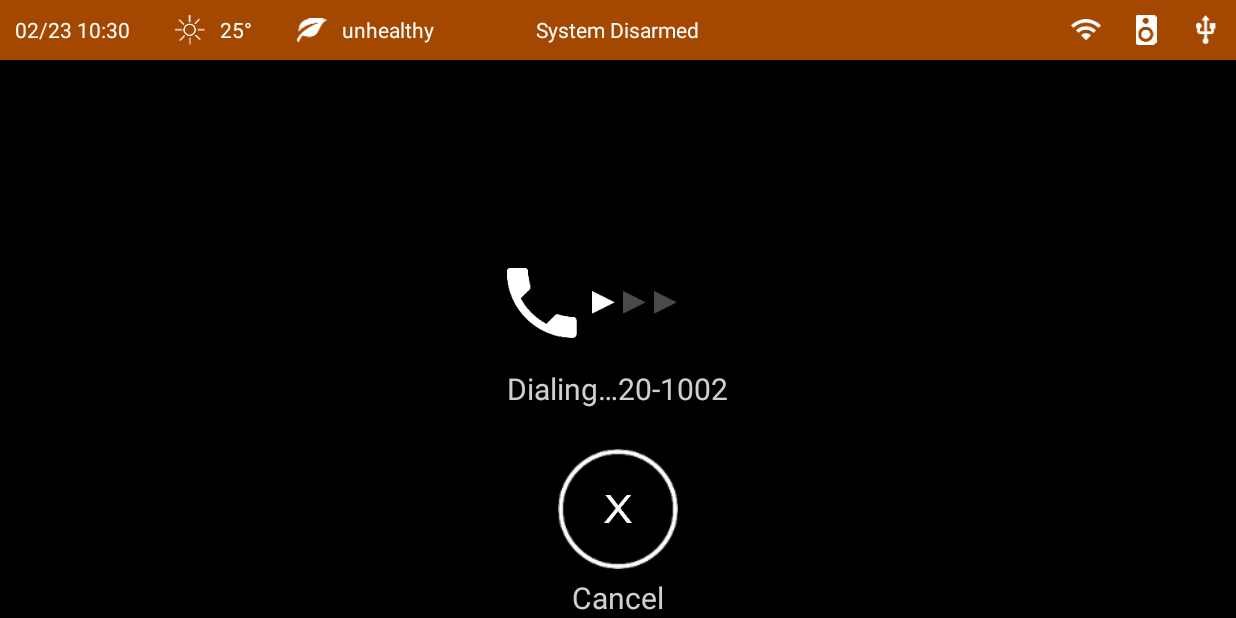
After one commit to sg0993/HomePanel, an Android app: the CallActivity screen opened directly, with no data from a screen before it, on a phone screen of 824 x 412 dp (held sideways). The commit adds this screen. Run offline under Robolectric (Android 15) with nearby library versions, the phone set to English and light mode, and no system bars; our stand-ins replace EventBus.

Commit message:
增加各个一级菜单，二级菜单

```diff
--- a/app/src/main/java/com/honeywell/homepanel/common/CommonData.java
+++ b/app/src/main/java/com/honeywell/homepanel/common/CommonData.java
@@ -32,4 +32,10 @@ public class CommonData {
     public static final  int SCENARIO_WAKEUP = 4;
 
     public static final  String INTENT_KEY_SCENARIO = "cur_scenario";
+
+    public static  final int CALL_OUTGOING_NEIGHBOR = 0;
+    public static  final int call_CONNECTED_AUDIO_NETGHBOR = 1;
+    public static  final int call_CONNECTED_VIDEO_NETGHBOR = 2;
+    public static  final int CALL_LOBBY_INCOMMING = 3;
+    public static  final int CALL_LOBBY_CONNECTED = 4;
 }
--- /dev/null
+++ b/app/src/main/java/com/honeywell/homepanel/ui/activities/CallActivity.java
@@ -0,0 +1,105 @@
+package com.honeywell.homepanel.ui.activities;
+
+import android.os.Bundle;
+import android.support.v4.app.Fragment;
+import android.support.v4.app.FragmentActivity;
+import android.support.v4.app.FragmentManager;
+import android.support.v4.app.FragmentTransaction;
+import android.view.View;
+
+import com.honeywell.homepanel.R;
+import com.honeywell.homepanel.common.CommonData;
+import com.honeywell.homepanel.common.Message.MessageEvent;
+import com.honeywell.homepanel.ui.fragment.CallOutgoingNeighborFragment;
+import com.honeywell.homepanel.ui.uicomponent.TopViewBrusher;
+
+import org.greenrobot.eventbus.EventBus;
+import org.greenrobot.eventbus.Subscribe;
+import org.greenrobot.eventbus.ThreadMode;
+
+import java.util.HashMap;
+import java.util.Map;
+
+/**
+ * Created by H135901 on 1/24/2017.
+ */
+
+public  class CallActivity extends FragmentActivity implements View.OnClickListener{
+
+    private TopViewBrusher mTopViewBrusher = new TopViewBrusher();
+    private Map<Integer,Fragment> mFragments = new HashMap<Integer, Fragment>();
+
+    private int mCurCallStatus = CommonData.CALL_OUTGOING_NEIGHBOR;
+
+	@Override
+    protected void onCreate(Bundle savedInstanceState) {
+        super.onCreate(savedInstanceState);
+        EventBus.getDefault().register(this);
+
+        setContentView(R.layout.layout_call);
+        initViewAndListener();
+        mTopViewBrusher.initTop(this);
+        /*mCurCallStatus = // from intent*/
+        fragmentAdd(true,mCurCallStatus);
+    }
+
+    protected void initViewAndListener() {
+
+    }
+ 	@Override
+    protected void onResume() {
+        super.onResume();
+    }
+    @Override
+    protected void onDestroy() {
+        EventBus.getDefault().unregister(this);
+        super.onDestroy();
+        mTopViewBrusher.destory();
+    }
+
+
+    public void fragmentAdd(boolean bAdd, int position)  {
+        FragmentManager fragmentManager = getSupportFragmentManager();
+        FragmentTransaction transaction = fragmentManager.beginTransaction();
+        Fragment fragment = mFragments.get(position);
+        if(null == fragment){
+            fragment = getNewFragMent(position);
+        }
+        if(bAdd){
+            transaction.add(R.id.main_frameLayout, fragment);
+        }
+        else {
+            transaction.replace(R.id.main_frameLayout, fragment);
+        }
+        transaction.commit();
+    }
+    private Fragment getNewFragMent(int position) {
+        Fragment fragment = null;
+        switch (position){
+            case CommonData.CALL_OUTGOING_NEIGHBOR:
+                fragment = new CallOutgoingNeighborFragment("" + position);
+                break;
+            case CommonData.call_CONNECTED_AUDIO_NETGHBOR:
+                break;
+            case CommonData.call_CONNECTED_VIDEO_NETGHBOR:
+                break;
+            case CommonData.CALL_LOBBY_INCOMMING:
+                break;
+            case CommonData.CALL_LOBBY_CONNECTED:
+                break;
+            default:
+                break;
+        }
+        mFragments.put(position, fragment);
+        return fragment;
+    }
+
+    @Override
+    public void onClick(View view) {
+
+    }
+    @Subscribe(threadMode = ThreadMode.MAIN)
+    public void OnMessageEvent(MessageEvent event) {
+
+    }
+}
--- /dev/null
+++ b/app/src/main/java/com/honeywell/homepanel/ui/fragment/CallOutgoingNeighborFragment.java
@@ -0,0 +1,75 @@
+package com.honeywell.homepanel.ui.fragment;
+
+import android.annotation.SuppressLint;
+import android.content.Context;
+import android.os.Bundle;
+import android.support.annotation.Nullable;
+import android.support.v4.app.Fragment;
+import android.view.LayoutInflater;
+import android.view.View;
+import android.view.ViewGroup;
+
+import com.honeywell.homepanel.R;
+import com.honeywell.homepanel.common.Message.MessageEvent;
+
+import org.greenrobot.eventbus.EventBus;
+import org.greenrobot.eventbus.Subscribe;
+import org.greenrobot.eventbus.ThreadMode;
+
+/**
+ * Created by H135901 on 1/25/2017.
+ */
+
+@SuppressLint("ValidFragment")
+public class CallOutgoingNeighborFragment extends Fragment implements View.OnClickListener{
+    private String mTitle = "";
+    private static  final  String TAG = "HomeFragment";
+    private Context mContext = null;
+
+    @Override
+    public void onCreate(@Nullable Bundle savedInstanceState) {
+        super.onCreate(savedInstanceState);
+        EventBus.getDefault().register(this);
+    }
+
+    public View onCreateView(LayoutInflater inflater, ViewGroup container, Bundle savedInstanceState) {
+        mContext = getActivity();
+        View view = inflater.inflate(R.layout.fragment_calloutgoing_neighborl, null);
+        initViews();
+        return view;
+    }
+    @Override
+    public void onResume() {
+        super.onResume();
+    }
+
+    @Override
+    public void onDestroy() {
+        EventBus.getDefault().unregister(this);
+        super.onDestroy();
+    }
+
+    public CallOutgoingNeighborFragment(String title) {
+        super();
+        this.mTitle = title;
+    }
+    public CallOutgoingNeighborFragment() {
+        super();
+    }
+
+    private void initViews() {
+
+    }
+    @Override
+    public void onClick(View view) {
+        int viewId = view.getId();
+        switch (viewId){
+            default:
+                break;
+        }
+    }
+    @Subscribe(threadMode = ThreadMode.MAIN)
+    public void OnMessageEvent(MessageEvent event) {
+
+    }
+}
--- a/app/src/main/java/com/honeywell/homepanel/ui/fragment/DeviceEditFragment.java
+++ b/app/src/main/java/com/honeywell/homepanel/ui/fragment/DeviceEditFragment.java
@@ -14,8 +14,6 @@ import android.widget.ImageView;
 
 import com.honeywell.homepanel.R;
 import com.honeywell.homepanel.ui.activities.IndicatorBoardActivity;
-import com.honeywell.homepanel.ui.activities.PasswordEnterActivity;
-import com.honeywell.homepanel.ui.activities.ScenarioSelectActivity;
 import com.honeywell.homepanel.ui.uicomponent.ImageAdapter;
 import com.honeywell.homepanel.ui.uicomponent.PageViewAdapter;
 
--- /dev/null
+++ b/app/src/main/java/com/honeywell/homepanel/ui/uicomponent/TopViewBrusher.java
@@ -0,0 +1,116 @@
+package com.honeywell.homepanel.ui.uicomponent;
+
+import android.app.Activity;
+import android.content.Context;
+import android.os.Handler;
+import android.os.Message;
+import android.view.View;
+import android.widget.ImageView;
+import android.widget.TextView;
+
+import com.honeywell.homepanel.R;
+import com.honeywell.homepanel.common.CommonData;
+import com.honeywell.homepanel.ui.domain.TopStaus;
+
+import java.text.SimpleDateFormat;
+import java.util.Date;
+import java.util.Timer;
+import java.util.TimerTask;
+
+/**
+ * Created by H135901 on 2/23/2017.
+ */
+
+public class TopViewBrusher {
+
+    private static final int TIME_FRESH = 60 * 1000;
+    public static final int WHAT_TIME_FRESH = 100;
+
+
+    private Context mContext = null;
+
+    private View mTopView = null;
+    private Timer mTimer = new Timer();
+
+    private TextView mTimeTv = null;
+    private ImageView mWeatherImage = null;
+    private TextView mTemperatureTv = null;
+    private ImageView mHealthyImage = null;
+    private TextView mHealthyTv = null;
+    private TextView mArmTv = null;
+    private ImageView mWifiImage = null;
+
+    private Handler mHandler = new Handler(){
+        public void handleMessage(Message msg) {
+            switch (msg.what){
+                case  WHAT_TIME_FRESH:
+                    setTime();
+                    break;
+            }
+        }
+    };
+
+    public void initTop(Activity activity) {
+        mContext = activity.getApplicationContext();
+        mTopView = activity.findViewById(R.id.top_status);
+        mTimeTv = (TextView)activity.findViewById(R.id.timeTv);
+        mWeatherImage = (ImageView)activity. findViewById(R.id.weatherImage);
+        mTemperatureTv = (TextView)activity.findViewById(R.id.temperatureTv);
+        mHealthyImage = (ImageView) activity.findViewById(R.id.healthyImage);
+        mHealthyTv = (TextView)activity.findViewById(R.id.healthyTv);
+        mArmTv = (TextView)activity.findViewById(R.id.armTv);
+        mWifiImage = (ImageView) activity.findViewById(R.id.wifiImage);;
+
+        mTimeTv.setText(getCurrentTimeString());
+        mTimer.schedule(new TimerTask() {
+            public void run() {
+                mHandler.sendEmptyMessage(WHAT_TIME_FRESH);
+            }
+        },TIME_FRESH,TIME_FRESH);
+
+        setTop(activity);
+    }
+
+
+    public  void setTop(Context context){
+        TopStaus topStatus = TopStaus.getInstance(context);
+        if(topStatus.getWeather().equals(CommonData.WEATHER_SUNNY)){
+            mWeatherImage.setImageResource(R.mipmap.top_weather_sunny);
+        }
+        mTemperatureTv.setText(topStatus.getTemperature() + CommonData.TEMPERATURE_DUSTR);
+        if(topStatus.getHealthy().equals(CommonData.UNHEALTHY)){
+            mHealthyImage.setImageResource(R.mipmap.top_heathy_unheathy);
+        }
+        mHealthyTv.setText(topStatus.getHealthy());
+        mArmTv.setText(topStatus.getArmStatus());
+        if(topStatus.getWifiStatus() == CommonData.WIFI_CONNECTED){
+            mWifiImage.setImageResource(R.mipmap.top_wifi_connect);
+        }
+        setTopViewBackground(topStatus.mCurScenario);
+    }
+
+    private void setTopViewBackground(int curScenario){
+        if(curScenario == CommonData.SCENARIO_HOME || curScenario == CommonData.SCENARIO_WAKEUP){
+            mTopView.setBackgroundColor(mContext.getResources().getColor(R.color.topbackground_disarm));
+        }
+        else if(curScenario == CommonData.SCENARIO_AWAY || curScenario == CommonData.SCENARIO_SLEEP){
+            mTopView.setBackgroundColor(mContext.getResources().getColor(R.color.topbackground_arm));
+        }
+    }
+
+    private void setTime() {
+        String time = getCurrentTimeString();
+        mTimeTv.setText(time);
+    }
+
+    public static String getCurrentTimeString() {
+        SimpleDateFormat sDateFormat = new SimpleDateFormat("MM/dd HH:mm");
+        String time = sDateFormat.format(new Date());
+        return time;
+    }
+
+    public void destory(){
+        mTimer.cancel();
+        mTimer = null;
+    }
+}
--- /dev/null
+++ b/app/src/main/res/layout/fragment_calloutgoing_neighborl.xml
@@ -0,0 +1,76 @@
+<?xml version="1.0" encoding="utf-8"?>
+<RelativeLayout
+    xmlns:android="http://schemas.android.com/apk/res/android"
+    xmlns:app="http://schemas.android.com/apk/res-auto"
+    android:layout_width="match_parent"
+    android:background="@color/black"
+    android:layout_height="match_parent">
+    <LinearLayout
+        android:orientation="vertical"
+        android:layout_width="wrap_content"
+        android:layout_height="wrap_content"
+        android:layout_centerVertical="true"
+        android:layout_centerHorizontal="true">
+         <LinearLayout
+             android:orientation="horizontal"
+             android:layout_width="wrap_content"
+             android:layout_height="wrap_content">
+             <ImageView
+                 android:layout_gravity="center"
+                 android:src="@mipmap/call_phone"
+                 android:layout_width="wrap_content"
+                 android:layout_height="wrap_content" />
+             <ImageView
+                 android:layout_gravity="center"
+                 android:layout_marginLeft="10dp"
+                 android:src="@mipmap/call_outgoing_bright"
+                 android:layout_width="wrap_content"
+                 android:layout_height="wrap_content" />
+             <ImageView
+                 android:layout_marginLeft="5dp"
+                 android:layout_gravity="center"
+                 android:src="@mipmap/call_outgoing_dim"
+                 android:layout_width="wrap_content"
+                 android:layout_height="wrap_content" />
+             <ImageView
+                 android:layout_marginLeft="5dp"
+                 android:layout_gravity="center"
+                 android:src="@mipmap/call_outgoing_dim"
+                 android:layout_width="wrap_content"
+                 android:layout_height="wrap_content" />
+         </LinearLayout>
+        <TextView
+            android:gravity="center"
+            android:layout_gravity="center_horizontal"
+            android:layout_marginTop="20dp"
+            android:text="Dialing…20-1002"
+            style="@style/call_textview"/>
+    </LinearLayout>
+    <LinearLayout
+        android:orientation="vertical"
+        android:layout_width="wrap_content"
+        android:layout_height="wrap_content"
+        android:layout_centerHorizontal="true"
+        android:layout_alignParentBottom="true">
+        <FrameLayout
+            android:layout_width="wrap_content"
+            android:layout_height="wrap_content">
+            <Button
+                android:id="@+id/cancel_btn"
+                android:background="@mipmap/call_outging_cancel"
+                android:layout_gravity="center"
+                android:layout_width="80dp"
+                android:layout_height="80dp"/>
+            <ImageView
+                android:layout_gravity="center"
+                android:src="@mipmap/call_outging_cancel_chacha"
+                android:layout_width="wrap_content"
+                android:layout_height="wrap_content" />
+        </FrameLayout>
+        <TextView
+            android:layout_gravity="center_horizontal"
+            android:layout_marginTop="5dp"
+            android:text="Cancel"
+            style="@style/call_textview"/>
+    </LinearLayout>
+</RelativeLayout>
--- /dev/null
+++ b/app/src/main/res/layout/layout_call.xml
@@ -0,0 +1,17 @@
+<?xml version="1.0" encoding="utf-8"?>
+<LinearLayout
+    xmlns:android="http://schemas.android.com/apk/res/android"
+    xmlns:app="http://schemas.android.com/apk/res-auto"
+    android:orientation="vertical"
+    android:layout_width="match_parent"
+    android:background="@color/black"
+    android:layout_height="match_parent">
+    <include
+        android:id="@+id/top_status"
+        layout="@layout/layout_top_status"/>
+    <FrameLayout
+        android:layout_height="match_parent"
+        android:layout_width="match_parent"
+        android:id="@+id/main_frameLayout">
+    </FrameLayout>
+</LinearLayout>
--- a/app/src/main/res/values/colors.xml
+++ b/app/src/main/res/values/colors.xml
@@ -22,4 +22,6 @@
     <color name="centerbackground_arm">#ffa35c</color>
 
     <color name="home_text_transparent">#7fffffff</color>
+
+    <color name="call_text_transparent">#cfffffff</color>
 </resources>
--- a/app/src/main/res/values/styles.xml
+++ b/app/src/main/res/values/styles.xml
@@ -96,4 +96,11 @@
         <item name="android:background">#00000000</item>
         <item name="android:backgroundDimEnabled">false</item>
     </style>
+
+    <style name="call_textview" >
+        <item name="android:textSize">20sp</item>
+        <item name="android:textColor">@color/call_text_transparent</item>
+        <item name="android:layout_width">wrap_content</item>
+        <item name="android:layout_height">wrap_content</item>
+    </style>
 </resources>
```
Also changed, not shown: app/src/main/AndroidManifest.xml (+8 -0 lines), app/src/main/java/com/honeywell/homepanel/ui/activities/BaseActivity.java (+7 -98 lines), app/src/main/java/com/honeywell/homepanel/ui/activities/IndicatorBoardActivity.java (added, +28 -0 lines), app/src/main/java/com/honeywell/homepanel/ui/activities/MainActivity.java (+8 -7 lines), app/src/main/java/com/honeywell/homepanel/ui/fragment/HomeFragment.java (+8 -0 lines), app/src/main/java/com/honeywell/homepanel/ui/fragment/ScenarioEditFragment.java (+5 -16 lines), app/src/main/res/mipmap-xxxhdpi/call_outging_cancel.png (added), app/src/main/res/mipmap-xxxhdpi/call_outging_cancel_chacha.png (added), app/src/main/res/mipmap-xxxhdpi/call_outgoing_bright.png (added), app/src/main/res/mipmap-xxxhdpi/call_outgoing_dim.png (added), app/src/main/res/mipmap-xxxhdpi/call_phone.png (added).
